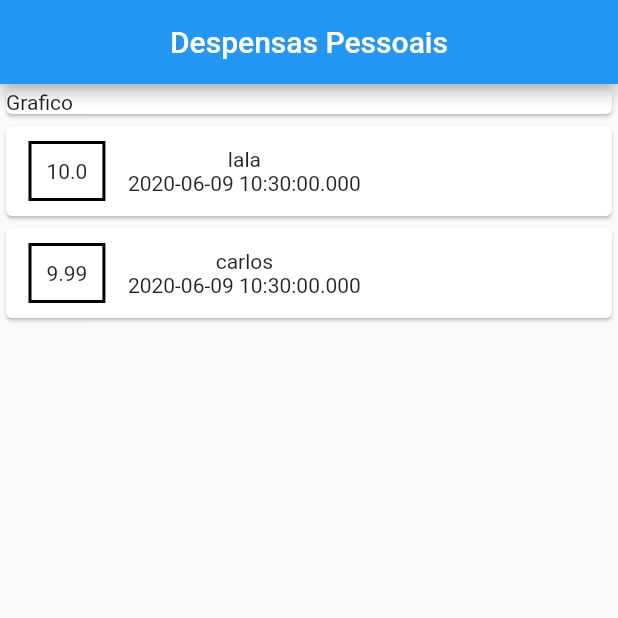
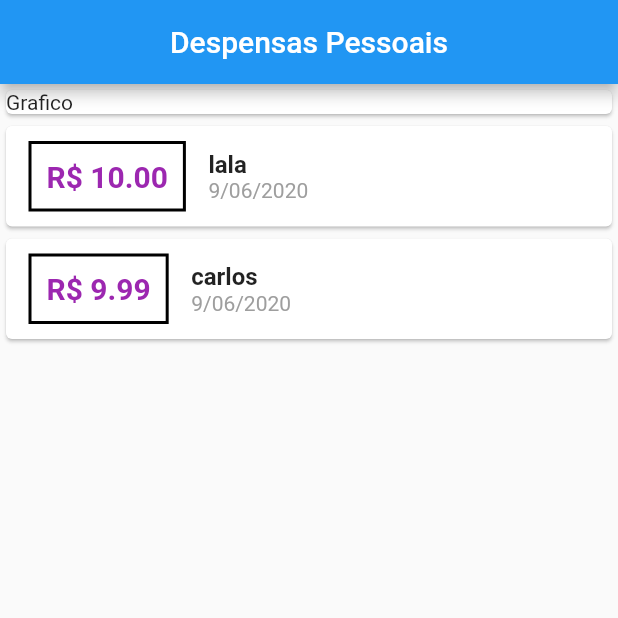
Before and after one commit to CriandoGames/expense_example_app, a Flutter app: the screen it shows after launch, on a phone screen of 412 x 824 dp, the top half of it. Run offline on Flutter 3.47's test engine with Material 2 defaults, Android fonts, the phone set to English and light mode, and no system bars; our stand-ins replace get.

Commit message:
vers 2.0 install Intl -> formatação de String

```diff
--- a/lib/screen/Home_View.dart
+++ b/lib/screen/Home_View.dart
@@ -1,5 +1,6 @@
 import 'package:expenseexampleapp/model/Transaction.dart';
 import 'package:flutter/material.dart';
+import 'package:intl/intl.dart';
 
 class Home extends StatelessWidget {
   //teste
@@ -42,13 +43,22 @@ class Home extends StatelessWidget {
                           )),
                           padding: EdgeInsets.all(10),
                           child: Text(
-                            e.value.toString(),
+                            'R\$ ' + e.value.toStringAsFixed(2),
+                            style: TextStyle(
+                                fontWeight: FontWeight.bold,
+                                fontSize: 20,
+                                color: Colors.purple),
                           ),
                         ),
                         Column(
+                          crossAxisAlignment: CrossAxisAlignment.start,
                           children: <Widget>[
-                            Text(e.title),
-                            Text(e.date.toString()),
+                            Text(e.title, style: TextStyle(
+                              fontSize: 16, fontWeight: FontWeight.bold
+                            ),),
+                            Text(DateFormat("d/MM/y").format(e.date), style: TextStyle(
+                              color: Colors.grey
+                            ),),
                           ],
                         ),
                       ],
--- a/pubspec.yaml
+++ b/pubspec.yaml
@@ -29,6 +29,7 @@ dependencies:
   # Use with the CupertinoIcons class for iOS style icons.
   cupertino_icons: ^0.1.3
   get: ^2.11.3
+  intl: ^0.16.1
 
 dev_dependencies:
   flutter_test:
```
